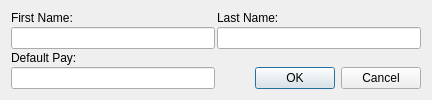
Above: Gui/AddUserDialog.ui from smithbro2115/Clocking before the change. Below: the same form after it.
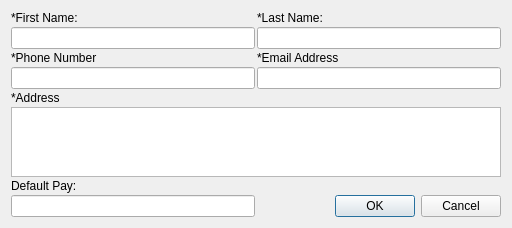
That is the form after the change.

Commit message: - Added: Phone, Email, and Address fields for user

What changed in the file:
```diff
--- a/Gui/AddUserDialog.ui
+++ b/Gui/AddUserDialog.ui
@@ -6,8 +6,8 @@
    <rect>
     <x>0</x>
     <y>0</y>
-    <width>432</width>
-    <height>93</height>
+    <width>512</width>
+    <height>218</height>
    </rect>
   </property>
   <property name="windowTitle">
@@ -23,24 +23,38 @@
    <item row="1" column="0">
     <widget class="QLineEdit" name="firstNameLineEdit"/>
    </item>
-   <item row="0" column="0">
-    <widget class="QLabel" name="label">
+   <item row="7" column="1">
+    <widget class="QDialogButtonBox" name="buttonBox">
+     <property name="orientation">
+      <enum>Qt::Horizontal</enum>
+     </property>
+     <property name="standardButtons">
+      <set>QDialogButtonBox::Cancel|QDialogButtonBox::Ok</set>
+     </property>
+    </widget>
+   </item>
+   <item row="2" column="1">
+    <widget class="QLabel" name="label_5">
      <property name="text">
-      <string>First Name:</string>
+      <string>*Email Address</string>
+     </property>
+    </widget>
+   </item>
+   <item row="4" column="0" colspan="2">
+    <widget class="QLabel" name="label_6">
+     <property name="text">
+      <string>*Address</string>
      </property>
     </widget>
    </item>
    <item row="0" column="1">
     <widget class="QLabel" name="label_2">
      <property name="text">
-      <string>Last Name:</string>
+      <string>*Last Name:</string>
      </property>
     </widget>
    </item>
-   <item row="3" column="0">
-    <widget class="QLineEdit" name="wageLineEdit"/>
-   </item>
-   <item row="2" column="0">
+   <item row="6" column="0">
     <widget class="QLabel" name="label_3">
      <property name="text">
       <string>Default Pay:</string>
@@ -50,15 +64,31 @@
      </property>
     </widget>
    </item>
+   <item row="0" column="0">
+    <widget class="QLabel" name="label">
+     <property name="text">
+      <string>*First Name:</string>
+     </property>
+    </widget>
+   </item>
+   <item row="7" column="0">
+    <widget class="QLineEdit" name="wageLineEdit"/>
+   </item>
+   <item row="2" column="0">
+    <widget class="QLabel" name="label_4">
+     <property name="text">
+      <string>*Phone Number</string>
+     </property>
+    </widget>
+   </item>
+   <item row="5" column="0" colspan="2">
+    <widget class="QTextEdit" name="addressTextEdit"/>
+   </item>
+   <item row="3" column="0">
+    <widget class="QLineEdit" name="phoneLineEdit"/>
+   </item>
    <item row="3" column="1">
-    <widget class="QDialogButtonBox" name="buttonBox">
-     <property name="orientation">
-      <enum>Qt::Horizontal</enum>
-     </property>
-     <property name="standardButtons">
-      <set>QDialogButtonBox::Cancel|QDialogButtonBox::Ok</set>
-     </property>
-    </widget>
+    <widget class="QLineEdit" name="emailLineEdit"/>
    </item>
   </layout>
  </widget>
```
The commit also changes 5 other files.
